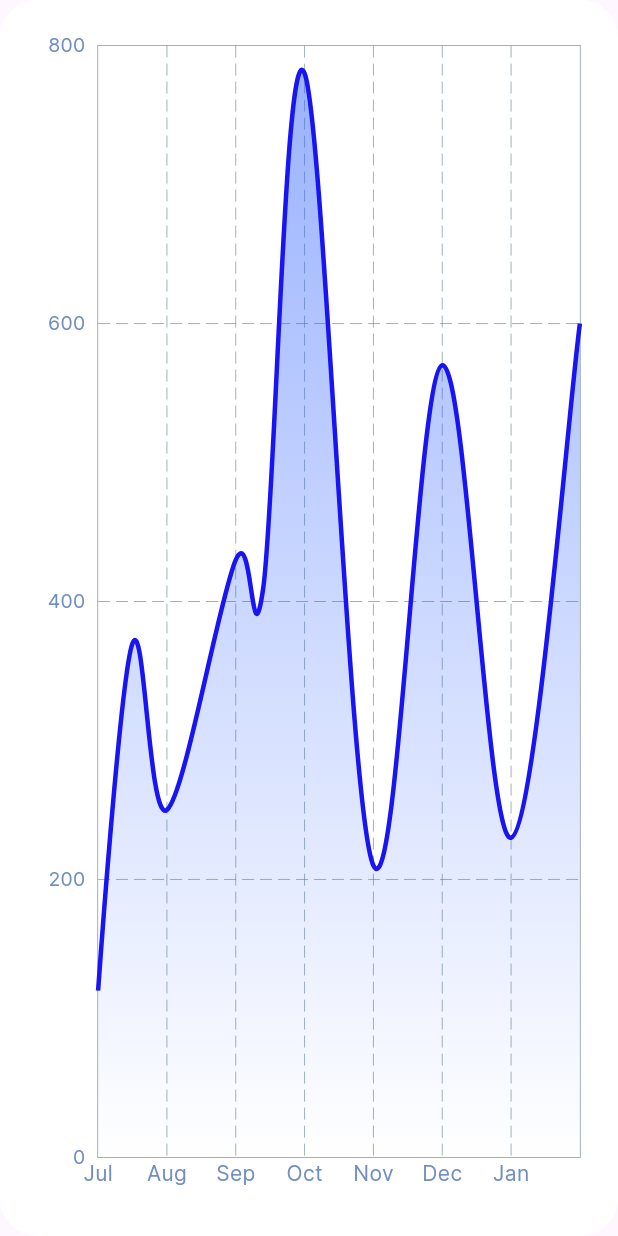
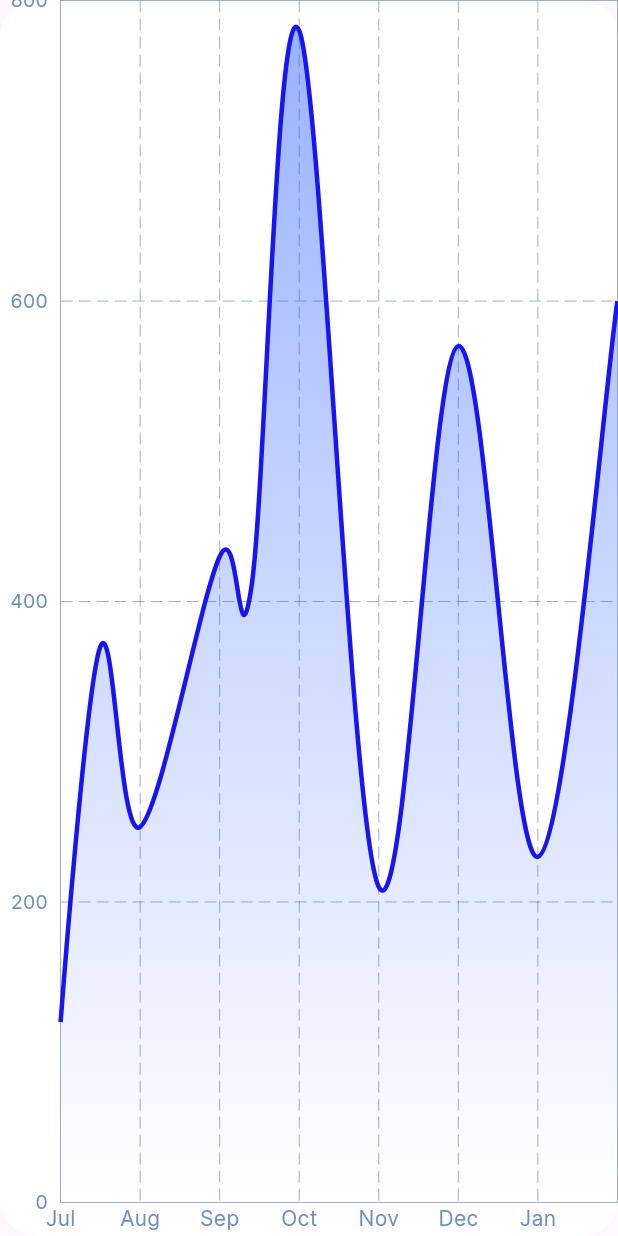
Before and after one commit to As-tra/BankDash, a Flutter app: the CustomLineChart widget shown alone on an empty page, opened directly, on a phone screen of 412 x 824 dp. Run offline on Flutter 3.47's test engine with Material 3 defaults, Android fonts, the phone set to English and light mode, and no system bars; drawn by our look-alikes of fl_chart; our stand-ins replace device_preview, flutter_svg.

Commit message:
finish the mobile layout for the overview view

```diff
--- a/lib/widgets/custom_drawer_list_view.dart
+++ b/lib/widgets/custom_drawer_list_view.dart
@@ -1,5 +1,6 @@
 import 'package:bank_dashboard/models/drawer_item_model.dart';
 import 'package:bank_dashboard/utils/assets.dart';
+import 'package:bank_dashboard/utils/size_config.dart';
 import 'package:bank_dashboard/widgets/custom_drawer_item.dart';
 import 'package:flutter/material.dart';
 
@@ -24,8 +25,10 @@ class CustomDrawerListView extends StatefulWidget {
 
 class _CustomDrawerListViewState extends State<CustomDrawerListView> {
   int currentIndex = 0;
+
   @override
   Widget build(BuildContext context) {
+    bool isMobile = MediaQuery.sizeOf(context).width < SizeConfig.tablet;
     return SliverList.builder(
       itemCount: CustomDrawerListView.items.length,
       itemBuilder: (context, index) {
@@ -37,7 +40,8 @@ class _CustomDrawerListViewState extends State<CustomDrawerListView> {
             }
           },
           child: Padding(
-            padding: const EdgeInsets.only(bottom: 6.0),
+            padding:
+                isMobile ? EdgeInsets.zero : const EdgeInsets.only(bottom: 6.0),
             child: CustomDrawerItem(
               item: CustomDrawerListView.items[index],
               isActive: currentIndex == index,
--- a/lib/widgets/custom_line_chart.dart
+++ b/lib/widgets/custom_line_chart.dart
@@ -1,4 +1,5 @@
 import 'package:bank_dashboard/constants.dart';
+import 'package:bank_dashboard/utils/size_config.dart';
 import 'package:fl_chart/fl_chart.dart';
 import 'package:flutter/material.dart';
 
@@ -9,8 +10,11 @@ class CustomLineChart extends StatelessWidget {
 
   @override
   Widget build(BuildContext context) {
+    bool isMobile = MediaQuery.sizeOf(context).width < SizeConfig.tablet;
     return Container(
-      padding: const EdgeInsets.symmetric(horizontal: 25, vertical: 30),
+      padding: isMobile
+          ? null
+          : const EdgeInsets.symmetric(horizontal: 25, vertical: 30),
       decoration: BoxDecoration(
         color: kSurface,
         borderRadius: BorderRadius.circular(25),
--- a/lib/widgets/quick_transfer_body.dart
+++ b/lib/widgets/quick_transfer_body.dart
@@ -1,4 +1,5 @@
 import 'package:bank_dashboard/constants.dart';
+import 'package:bank_dashboard/utils/size_config.dart';
 import 'package:bank_dashboard/widgets/team_group.dart';
 import 'package:bank_dashboard/widgets/write_amout_part.dart';
 import 'package:flutter/material.dart';
@@ -8,8 +9,11 @@ class QuickTransferBody extends StatelessWidget {
 
   @override
   Widget build(BuildContext context) {
+    bool isMobile = MediaQuery.sizeOf(context).width < SizeConfig.tablet;
     return Container(
-      padding: const EdgeInsets.symmetric(horizontal: 25, vertical: 35),
+      padding: isMobile
+          ? null
+          : const EdgeInsets.symmetric(horizontal: 25, vertical: 35),
       decoration: BoxDecoration(
         color: kSurface,
         borderRadius: BorderRadius.circular(25),
```
Also changed, not shown: lib/widgets/custom_pie_chart.dart (+6 -1 lines), lib/widgets/mobile_layout.dart (+24 -7 lines).
